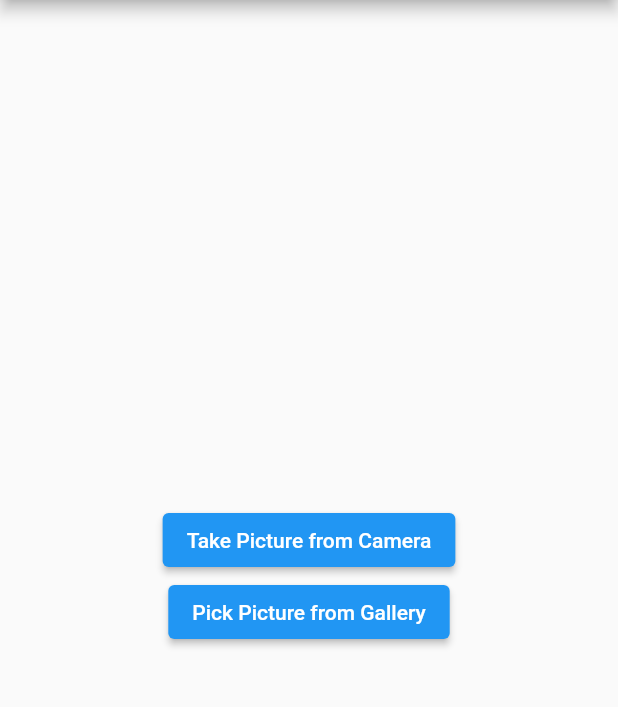
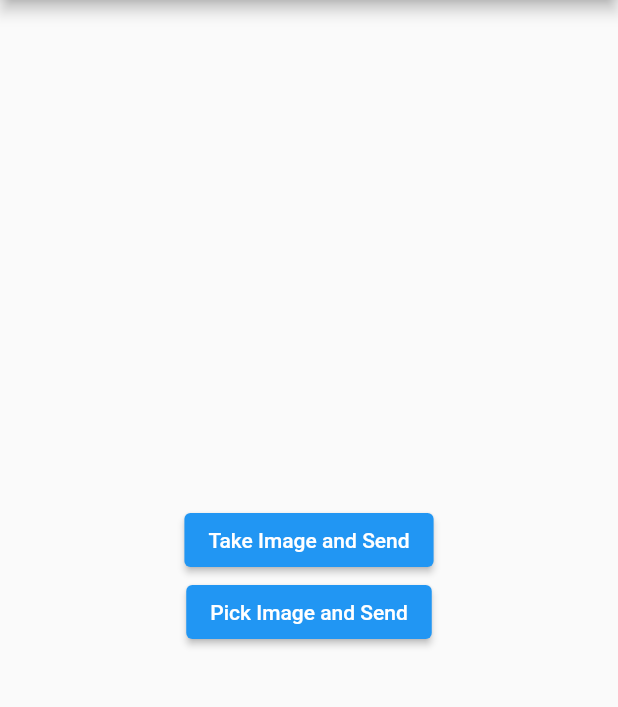
Before and after one commit to HeightPredictionResearch/mobile-app-flutter, a Flutter app: the screen it shows after launch, on a phone screen of 412 x 824 dp, the part 84-791 px from its top. Run offline on Flutter 3.47's test engine with Material 2 defaults, Android fonts, the phone set to English and light mode, and no system bars; our stand-ins replace dio, flutter_spinkit, image_picker.

Commit message:
add loading animation insyaallah

```diff
--- a/lib/pages/home_screen.dart
+++ b/lib/pages/home_screen.dart
@@ -2,6 +2,8 @@ import 'package:flutter/material.dart';
 import 'package:height_prediction/pages/camera_screen.dart';
 import 'package:height_prediction/pages/response_screen.dart';
 import 'package:image_picker/image_picker.dart';
+import 'package:flutter_spinkit/flutter_spinkit.dart';
+
 import 'dart:io';
 import 'package:dio/dio.dart';
 
@@ -15,7 +17,9 @@ class HomeScreen extends StatefulWidget {
 class _HomeScreenState extends State<HomeScreen> {
   final ImagePicker _imagePicker = ImagePicker();
   final Dio _dio = Dio();
+
   String responseBody = '';
+  bool isLoading = false;
 
   void navigateToResponseScreen(String responseBody) {
     Navigator.of(context).push(
@@ -26,6 +30,9 @@ class _HomeScreenState extends State<HomeScreen> {
   }
 
   Future<void> _pickImageFromGallery() async {
+    setState(() {
+      isLoading = true; // Set isLoading to true
+    });
     final pickedFile =
         await _imagePicker.pickImage(source: ImageSource.gallery);
 
@@ -44,6 +51,7 @@ class _HomeScreenState extends State<HomeScreen> {
             data: formData);
 
         setState(() {
+          isLoading = false;
           responseBody = response.data.toString();
         });
 
@@ -51,6 +59,10 @@ class _HomeScreenState extends State<HomeScreen> {
       } catch (e) {
         print('Error uploading image: $e');
       }
+    } else {
+      setState(() {
+        isLoading = false;
+      });
     }
   }
 
@@ -61,12 +73,16 @@ class _HomeScreenState extends State<HomeScreen> {
         title: const Text('Camera & Gallery Example'),
       ),
       body: Center(
-        child: Column(
+          child: isLoading
+              ? SpinKitCircle(
+                  color: Colors.blue, size: 50.0) // Display loading spinner
+              : Column(
                   mainAxisAlignment: MainAxisAlignment.center,
-          children: [
+                  children: <Widget>[
                     ElevatedButton(
                       onPressed: () {
-                Navigator.of(context).push(
+                        Navigator.push(
+                          context,
                           MaterialPageRoute(
                             builder: (context) => CameraScreen(
                               onImageCapture: (response) {
@@ -79,15 +95,15 @@ class _HomeScreenState extends State<HomeScreen> {
                           ),
                         );
                       },
-              child: const Text('Take Picture from Camera'),
+                      child: Text('Take Image and Send'),
                     ),
                     ElevatedButton(
                       onPressed: _pickImageFromGallery,
-              child: const Text('Pick Picture from Gallery'),
+                      child: Text('Pick Image and Send'),
                     ),
                   ],
                 ),
-      ),
+        )
     );
   }
 }
--- a/pubspec.yaml
+++ b/pubspec.yaml
@@ -34,10 +34,9 @@ dependencies:
   image_picker: ^1.0.4  # Add image_picker package for picking images
   http: ^1.1.0          # Add http package for making HTTP requests'
   camera: ^0.10.5+5
-  # The following adds the Cupertino Icons font to your application.
-  # Use with the CupertinoIcons class for iOS style icons.
   cupertino_icons: ^1.0.2
   dio: ^5.3.3
+  flutter_spinkit: ^5.2.0
 
 dev_dependencies:
   flutter_test:
```
Also changed, not shown: lib/pages/camera_screen.dart (+14 -1 lines), pubspec.lock. Lines whose indentation alone changed are shown as unchanged.
